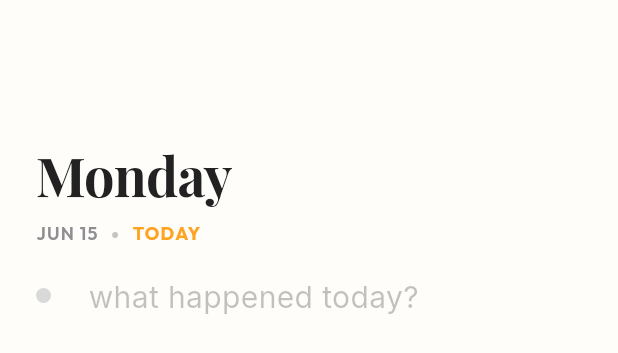
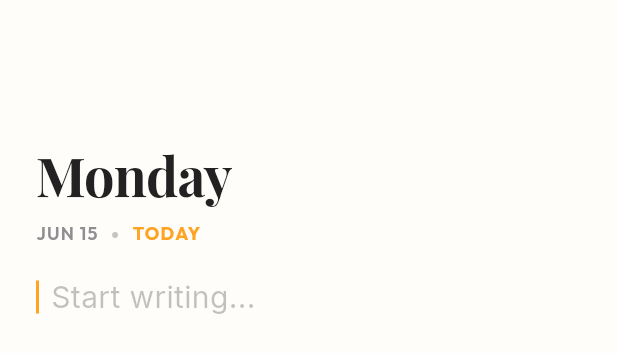
Before and after one commit to HemanthAdapala/QuickNotes, a Flutter app: the HomePromptView widget shown alone on an empty page, opened directly with empty values, on a phone screen of 412 x 824 dp. Shown: the top 353 px of the screen. Run offline on Flutter 3.47's test engine with Material 3 defaults, Android fonts, the phone set to English and light mode, and no system bars; our stand-ins replace audioplayers, flutter_local_notifications, flutter_markdown, flutter_secure_storage, flutter_svg, google_fonts and 7 more; missing offline and left inert: encrypt, home_widget, record; accounts and stored records are empty; network calls fail; project files that could hold a hidden picture were left out.

Commit message:
ui: replace bullet with blinking caret for writing-first experience on Home screen

```diff
--- a/lib/views/widgets/home_prompt_view.dart
+++ b/lib/views/widgets/home_prompt_view.dart
@@ -1,3 +1,4 @@
+import 'dart:io';
 import 'package:flutter/material.dart';
 import 'package:google_fonts/google_fonts.dart';
 import 'package:intl/intl.dart';
@@ -84,17 +85,16 @@ class HomePromptView extends StatelessWidget {
             child: Row(
               crossAxisAlignment: CrossAxisAlignment.start,
               children: [
-                // Bullet dot
-                Container(
-                  margin: const EdgeInsets.only(top: 8.0, left: 0),
-                  width: 10,
-                  height: 10,
-                  decoration: const BoxDecoration(
-                    color: Color(0xFFD9D9D9),
-                    shape: BoxShape.circle,
+                if (!interactive) ...[
+                  Padding(
+                    padding: const EdgeInsets.only(top: 3.0),
+                    child: _BlinkingCaret(
+                      height: 22.0,
+                      color: const Color(0xFFFFA322),
+                    ),
                   ),
-                ),
-                const SizedBox(width: 25.0),
+                  const SizedBox(width: 8.0),
+                ],
 
                 // Prompt text field or static placeholder
                 Expanded(
@@ -109,7 +109,7 @@ class HomePromptView extends StatelessWidget {
                             color: const Color(0xFF333333),
                           ),
                           decoration: InputDecoration(
-                            hintText: "what happened today?",
+                            hintText: "Start writing...",
                             hintStyle: GoogleFonts.inter(
                               fontSize: 20.0,
                               color: const Color(0xFF333333).withOpacity(0.3),
@@ -120,15 +120,12 @@ class HomePromptView extends StatelessWidget {
                           ),
                           onChanged: onChanged,
                         )
-                      : Padding(
-                          padding: const EdgeInsets.only(top: 0.0),
-                          child: Text(
-                            "what happened today?",
-                            style: GoogleFonts.inter(
-                              fontSize: 20.0,
-                              color: const Color(0xFF333333).withOpacity(0.3),
-                              height: 1.4,
-                            ),
+                      : Text(
+                          "Start writing...",
+                          style: GoogleFonts.inter(
+                            fontSize: 20.0,
+                            color: const Color(0xFF333333).withOpacity(0.3),
+                            height: 1.4,
                           ),
                         ),
                 ),
@@ -140,3 +137,58 @@ class HomePromptView extends StatelessWidget {
     );
   }
 }
+
+class _BlinkingCaret extends StatefulWidget {
+  final double height;
+  final Color color;
+
+  const _BlinkingCaret({
+    required this.height,
+    required this.color,
+  });
+
+  @override
+  State<_BlinkingCaret> createState() => _BlinkingCaretState();
+}
+
+class _BlinkingCaretState extends State<_BlinkingCaret>
+    with SingleTickerProviderStateMixin {
+  late AnimationController _controller;
+
+  @override
+  void initState() {
+    super.initState();
+    _controller = AnimationController(
+      vsync: this,
+      duration: const Duration(milliseconds: 500),
+    );
+    if (!Platform.environment.containsKey('FLUTTER_TEST')) {
+      _controller.repeat(reverse: true);
+    }
+  }
+
+  @override
+  void dispose() {
+    _controller.dispose();
+    super.dispose();
+  }
+
+  @override
+  Widget build(BuildContext context) {
+    return AnimatedBuilder(
+      animation: _controller,
+      builder: (context, child) {
+        final showCaret = Platform.environment.containsKey('FLUTTER_TEST') || _controller.value > 0.5;
+        return Opacity(
+          opacity: showCaret ? 1.0 : 0.0,
+          child: child,
+        );
+      },
+      child: Container(
+        width: 2.0,
+        height: widget.height,
+        color: widget.color,
+      ),
+    );
+  }
+}
```
Also changed, not shown: 1 other file.
